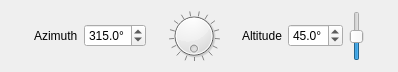
Above: src/ui/qgsdirectionallightwidget.ui from qgis/QGIS before the change. Below: the same form after it.
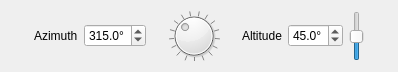
That is the form after the change. Custom widgets are drawn as their Qt base class.

```diff
--- a/src/ui/qgsdirectionallightwidget.ui
+++ b/src/ui/qgsdirectionallightwidget.ui
@@ -55,6 +55,9 @@
      <property name="maximum">
       <number>3599</number>
      </property>
+     <property name="value">
+      <number>1350</number>
+     </property>
      <property name="invertedAppearance">
       <bool>false</bool>
      </property>
```
Left out of the diff: 9 changed lines with no effect on the pictures.
